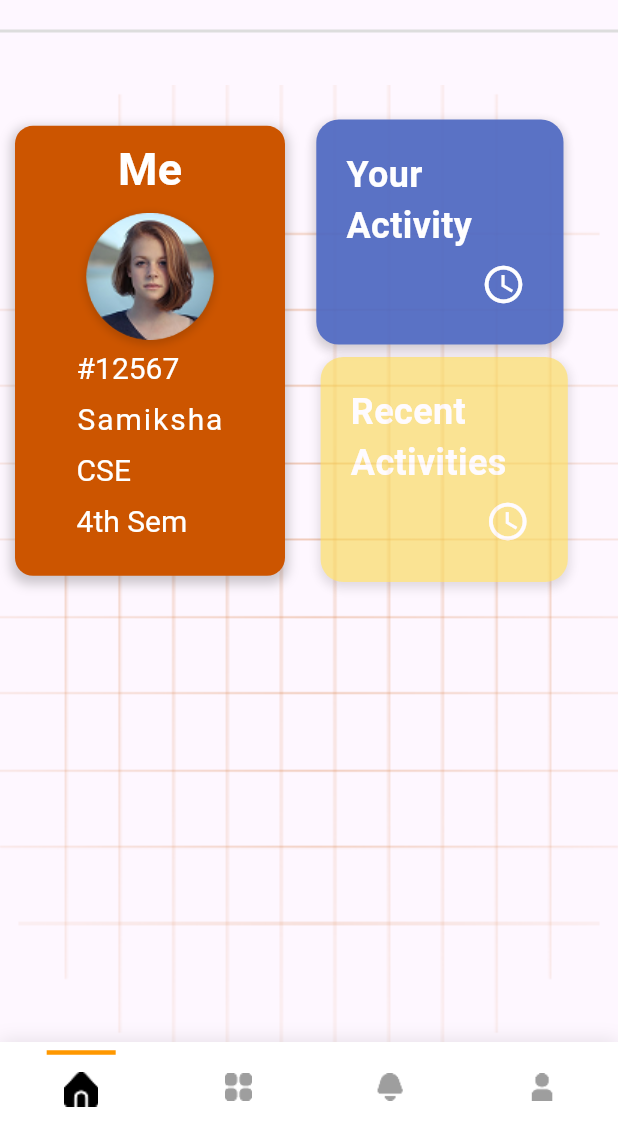
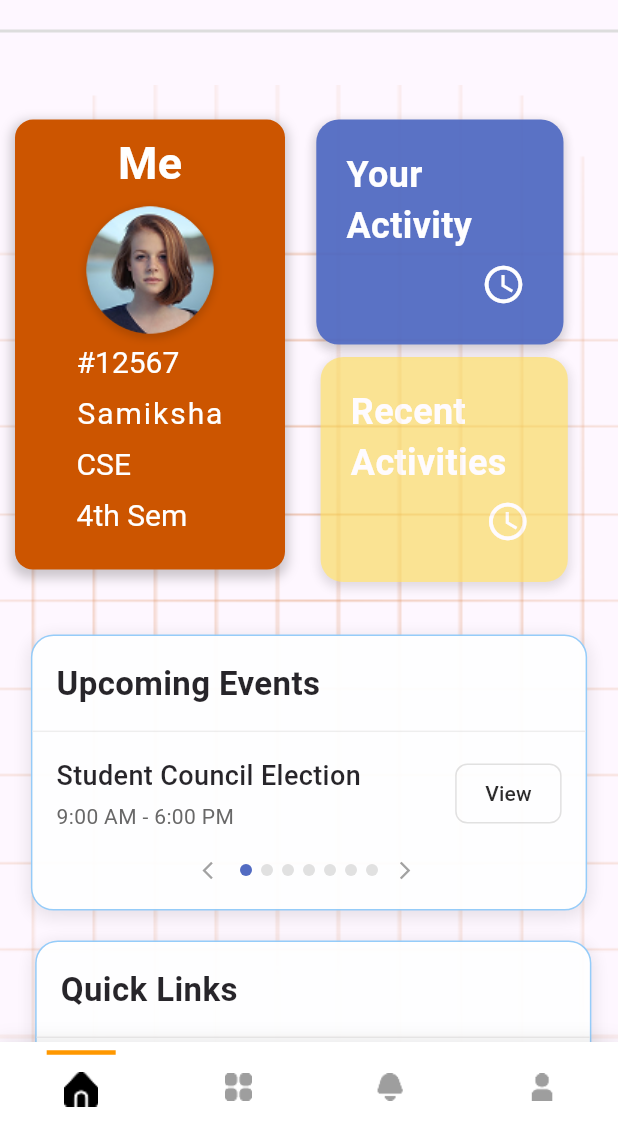
Before and after one commit to Codewithmahesh/EduOrbit, a Flutter app: the screen it shows after launch, after a tap on "Login", on a phone screen of 412 x 824 dp, the part 104-1236 px from its top. Run offline on Flutter 3.47's test engine with Material 3 defaults, Android fonts, the phone set to English and light mode, and no system bars; Roboto replaces fonts that are missing (Poppins).

Commit message:
Extended home page

```diff
--- /dev/null
+++ b/lib/components/QuickLinks.dart
@@ -0,0 +1,156 @@
+// ignore_for_file: unused_local_variable
+import 'package:flutter/material.dart';
+
+class QuickLinks extends StatefulWidget {
+  const QuickLinks({super.key});
+
+  @override
+  State<QuickLinks> createState() => _QuickLinksState();
+}
+
+class _QuickLinksState extends State<QuickLinks> with SingleTickerProviderStateMixin {
+  late AnimationController _animationController;
+  late Animation<Offset> _slideAnimation;
+  late Animation<double> _fadeAnimation;
+
+  @override
+  void initState() {
+    super.initState();
+
+    // Initialize animation controller with similar duration
+    _animationController = AnimationController(
+      vsync: this,
+      duration: Duration(milliseconds: 1200),
+    );
+
+    // Create slide animation - slides from bottom to original position
+    _slideAnimation = Tween<Offset>(
+      begin: Offset(2.0, 0.5),
+      end: Offset.zero,
+    ).animate(CurvedAnimation(
+      parent: _animationController,
+      curve: Interval(0.0, 0.8, curve: Curves.easeOutQuint),
+    ));
+
+    // Create fade animation
+    _fadeAnimation = Tween<double>(
+      begin: 0.0,
+      end: 1.0,
+    ).animate(CurvedAnimation(
+      parent: _animationController,
+      curve: Interval(0.0, 0.6, curve: Curves.easeIn),
+    ));
+
+    // Add a small delay before starting animation
+    Future.delayed(Duration(milliseconds: 400), () {
+      _animationController.forward();
+    });
+  }
+
+  @override
+  void dispose() {
+    _animationController.dispose();
+    super.dispose();
+  }
+
+  @override
+  Widget build(BuildContext context) {
+    final screenWidth = MediaQuery.of(context).size.width;
+    final screenHeight = MediaQuery.of(context).size.height;
+
+    return FadeTransition(
+      opacity: _fadeAnimation,
+      child: SlideTransition(
+        position: _slideAnimation,
+        child: Container(
+          width: screenWidth * 0.9,
+          margin: EdgeInsets.symmetric(horizontal: 20, vertical: 10),
+          decoration: BoxDecoration(
+            color: Colors.white,
+            border: Border.all(color: Colors.blue.shade200, width: 1),
+            borderRadius: BorderRadius.circular(15),
+            boxShadow: [
+              BoxShadow(
+                color: Colors.black.withOpacity(0.1),
+                blurRadius: 10,
+                spreadRadius: 1,
+                offset: Offset(0, 3),
+              ),
+            ],
+          ),
+          child: Column(
+            crossAxisAlignment: CrossAxisAlignment.start,
+            children: [
+              Padding(
+                padding: const EdgeInsets.all(16.0),
+                child: Text(
+                  'Quick Links',
+                  style: TextStyle(
+                    fontSize: 22,
+                    fontWeight: FontWeight.bold,
+                    fontFamily: 'Poppins',
+                  ),
+                ),
+              ),
+              // Divider for separation
+              Divider(height: 1, thickness: 1, color: Colors.grey.shade200),
+
+              // Book Facility option
+              InkWell(
+                onTap: () {
+                  // Add navigation logic here
+                },
+                child: Padding(
+                  padding: const EdgeInsets.symmetric(vertical: 12.0, horizontal: 16.0),
+                  child: Row(
+                    children: [
+                      Icon(Icons.calendar_today, size: 24, color: Colors.blue.shade700),
+                      SizedBox(width: 12),
+                      Text(
+                        'Book Facility',
+                        style: TextStyle(
+                          fontSize: 16,
+                          fontFamily: 'Poppins',
+                        ),
+                      ),
+                      Spacer(),
+                      Icon(Icons.chevron_right, color: Colors.grey),
+                    ],
+                  ),
+                ),
+              ),
+
+              // Divider between options
+              Divider(height: 1, color: Colors.grey.shade200),
+
+              // Submit Complain option
+              InkWell(
+                onTap: () {
+                  // Add navigation logic here
+                },
+                child: Padding(
+                  padding: const EdgeInsets.symmetric(vertical: 12.0, horizontal: 16.0),
+                  child: Row(
+                    children: [
+                      Icon(Icons.message, size: 24, color: Colors.blue.shade700),
+                      SizedBox(width: 12),
+                      Text(
+                        'Submit Complain',
+                        style: TextStyle(
+                          fontSize: 16,
+                          fontFamily: 'Poppins',
+                        ),
+                      ),
+                      Spacer(),
+                      Icon(Icons.chevron_right, color: Colors.grey),
+                    ],
+                  ),
+                ),
+              ),
+            ],
+          ),
+        ),
+      ),
+    );
+  }
+}
--- /dev/null
+++ b/lib/components/UpcomingEventsCard.dart
@@ -0,0 +1,256 @@
+// ignore_for_file: unused_local_variable
+
+import 'package:flutter/material.dart';
+
+class UpcomingEventsCard extends StatefulWidget {
+  const UpcomingEventsCard({super.key});
+
+  @override
+  State<UpcomingEventsCard> createState() => _UpcomingEventsCardState();
+}
+
+class _UpcomingEventsCardState extends State<UpcomingEventsCard>
+    with SingleTickerProviderStateMixin {
+  late AnimationController _animationController;
+  late Animation<Offset> _slideAnimation;
+  late Animation<double> _fadeAnimation;
+
+  final List<Map<String, dynamic>> _events = [
+    {
+      'title': 'Student Council Election',
+      'timeRange': '9:00 AM - 6:00 PM',
+    },
+    {
+      'title': 'Career Fair',
+      'timeRange': '10:00 AM - 4:00 PM',
+    },
+    {
+      'title': 'Tech Workshop',
+      'timeRange': '2:00 PM - 5:00 PM',
+    },
+    {
+      'title': 'Guest Lecture: AI in Healthcare',
+      'timeRange': '1:00 PM - 3:00 PM',
+    },
+    {
+      'title': 'Hackathon Kickoff',
+      'timeRange': '8:00 AM - 8:00 PM',
+    },
+    {
+      'title': 'Alumni Networking Event',
+      'timeRange': '5:00 PM - 7:00 PM',
+    },
+    {
+      'title': 'Cultural Fest',
+      'timeRange': '10:00 AM - 10:00 PM',
+    },
+  ];
+
+  int _currentEventIndex = 0;
+
+  @override
+  void initState() {
+    super.initState();
+
+    // Initialize animation controller
+    _animationController = AnimationController(
+      vsync: this,
+      duration: Duration(milliseconds: 1200),
+    );
+
+    // Card slides from bottom (0.5) to original position (0.0)
+    _slideAnimation = Tween<Offset>(
+      begin: Offset(0.0, 0.5),
+      end: Offset.zero,
+    ).animate(CurvedAnimation(
+      parent: _animationController,
+      curve: Interval(0.0, 0.8, curve: Curves.easeOutQuint),
+    ));
+
+    // Fade animation
+    _fadeAnimation = Tween<double>(
+      begin: 0.0,
+      end: 1.0,
+    ).animate(CurvedAnimation(
+      parent: _animationController,
+      curve: Interval(0.0, 0.6, curve: Curves.easeIn),
+    ));
+
+    // Add a small delay before starting animation
+    Future.delayed(Duration(milliseconds: 400), () {
+      _animationController.forward();
+    });
+  }
+
+  @override
+  void dispose() {
+    _animationController.dispose();
+    super.dispose();
+  }
+
+  void _nextEvent() {
+    setState(() {
+      _currentEventIndex = (_currentEventIndex + 1) % _events.length;
+    });
+  }
+
+  void _previousEvent() {
+    setState(() {
+      _currentEventIndex =
+          (_currentEventIndex - 1 + _events.length) % _events.length;
+    });
+  }
+
+  @override
+  Widget build(BuildContext context) {
+    final screenWidth = MediaQuery.of(context).size.width;
+    final screenHeight = MediaQuery.of(context).size.height;
+
+    return FadeTransition(
+      opacity: _fadeAnimation,
+      child: SlideTransition(
+        position: _slideAnimation,
+        child: Container(
+          width: screenWidth * 0.9,
+          margin: EdgeInsets.symmetric(horizontal: 20, vertical: 10),
+          decoration: BoxDecoration(
+            border: Border.all(color: Colors.blue.shade200, width: 1),
+            borderRadius: BorderRadius.circular(15),
+            color: Colors.white,
+            boxShadow: [
+              BoxShadow(
+                color: Colors.black.withOpacity(0.1),
+                blurRadius: 10,
+                spreadRadius: 1,
+                offset: Offset(0, 3),
+              ),
+            ],
+          ),
+          child: Column(
+            children: [
+              Padding(
+                padding: const EdgeInsets.all(16.0),
+                child: Row(
+                  children: [
+                    Text(
+                      'Upcoming Events',
+                      style: TextStyle(
+                        fontSize: 22,
+                        fontWeight: FontWeight.bold,
+                        fontFamily: 'Poppins',
+                      ),
+                    ),
+                    Spacer(),
+                  ],
+                ),
+              ),
+              Divider(height: 1, thickness: 1, color: Colors.grey.shade200),
+              _buildEventCard(),
+              _buildIndicators(),
+            ],
+          ),
+        ),
+      ),
+    );
+  }
+
+  Widget _buildEventCard() {
+    return Container(
+      padding: EdgeInsets.all(16),
+      child: Row(
+        children: [
+          Expanded(
+            child: Column(
+              crossAxisAlignment: CrossAxisAlignment.start,
+              children: [
+                Text(
+                  _events[_currentEventIndex]['title'],
+                  style: TextStyle(
+                    fontSize: 18,
+                    fontWeight: FontWeight.w500,
+                    fontFamily: 'Poppins',
+                  ),
+                ),
+                SizedBox(height: 4),
+                Text(
+                  _events[_currentEventIndex]['timeRange'],
+                  style: TextStyle(
+                    fontSize: 14,
+                    color: Colors.grey.shade700,
+                    fontFamily: 'Poppins',
+                  ),
+                ),
+              ],
+            ),
+          ),
+          SizedBox(width: 10),
+          ElevatedButton(
+            onPressed: () {
+              // View event details action
+            },
+            style: ElevatedButton.styleFrom(
+              backgroundColor: Colors.white,
+              side: BorderSide(color: Colors.grey.shade300),
+              shape: RoundedRectangleBorder(
+                borderRadius: BorderRadius.circular(8),
+              ),
+              padding: EdgeInsets.symmetric(horizontal: 20, vertical: 10),
+              elevation: 0,
+            ),
+            child: Text(
+              'View',
+              style: TextStyle(
+                color: Colors.black87,
+                fontWeight: FontWeight.w500,
+              ),
+            ),
+          ),
+        ],
+      ),
+    );
+  }
+
+  Widget _buildIndicators() {
+    return Container(
+      padding: EdgeInsets.only(bottom: 16),
+      child: Row(
+        mainAxisAlignment: MainAxisAlignment.center,
+        children: [
+          GestureDetector(
+            onTap: _previousEvent,
+            child: Container(
+              width: 30,
+              height: 20,
+              alignment: Alignment.center,
+              child: Icon(Icons.arrow_back_ios, size: 14, color: Colors.grey),
+            ),
+          ),
+          ...List.generate(
+            _events.length,
+            (index) => Container(
+              width: 8,
+              height: 8,
+              margin: EdgeInsets.symmetric(horizontal: 3),
+              decoration: BoxDecoration(
+                shape: BoxShape.circle,
+                color: _currentEventIndex == index
+                    ? Color(0xFF4A65C0)
+                    : Colors.grey.shade300,
+              ),
+            ),
+          ),
+          GestureDetector(
+            onTap: _nextEvent,
+            child: Container(
+              width: 30,
+              height: 20,
+              alignment: Alignment.center,
+              child:
+                  Icon(Icons.arrow_forward_ios, size: 14, color: Colors.grey),
+            ),
+          ),
+        ],
+      ),
+    );
+  }
+}
--- a/lib/homePage.dart
+++ b/lib/homePage.dart
@@ -1,5 +1,7 @@
 // ignore_for_file: file_names, prefer_const_constructors, unused_local_variable
 
+import 'package:edu_orbit/components/QuickLinks.dart';
+import 'package:edu_orbit/components/UpcomingEventsCard.dart';
 import 'package:flutter/material.dart';
 
 class MyHomePage extends StatefulWidget {
@@ -9,7 +11,8 @@ class MyHomePage extends StatefulWidget {
   State<MyHomePage> createState() => _MyHomePageState();
 }
 
-class _MyHomePageState extends State<MyHomePage> with SingleTickerProviderStateMixin {
+class _MyHomePageState extends State<MyHomePage>
+    with SingleTickerProviderStateMixin {
   // Animation controller
   late AnimationController _animationController;
   late Animation<Offset> _profileSlideAnimation;
@@ -101,12 +104,17 @@ class _MyHomePageState extends State<MyHomePage> with SingleTickerProviderStateM
 
     return SafeArea(
       child: Scaffold(
-        body: Column(
+        body: SingleChildScrollView(
+          child: Column(
             crossAxisAlignment: CrossAxisAlignment.start,
             children: [
               _buildLogoSection(),
-            _buildMainContent(screenWidth, screenHeight),
+              Container(
+                height: screenHeight - 100, // Adjust this value as needed
+                child: _buildMainContent(screenWidth, screenHeight),
+              ),
             ],
+          ),
         ),
       ),
     );
@@ -137,8 +145,7 @@ class _MyHomePageState extends State<MyHomePage> with SingleTickerProviderStateM
   }
 
   Widget _buildMainContent(double screenWidth, double screenHeight) {
-    return Expanded(
-      child: Container(
+    return Container(
       width: double.infinity,
       decoration: BoxDecoration(
         image: DecorationImage(
@@ -153,6 +160,7 @@ class _MyHomePageState extends State<MyHomePage> with SingleTickerProviderStateM
           Padding(
             padding: const EdgeInsets.symmetric(horizontal: 10),
             child: Row(
+              crossAxisAlignment: CrossAxisAlignment.start,
               children: [
                 // Animated profile card from left with fade
                 FadeTransition(
@@ -166,14 +174,18 @@ class _MyHomePageState extends State<MyHomePage> with SingleTickerProviderStateM
                 _buildAnimatedRightColumnWidgets(screenWidth, screenHeight),
               ],
             ),
-            )
+          ),
+          // Add the UpcomingEventsCard below the existing content
+          SizedBox(height: screenHeight * 0.03),
+          UpcomingEventsCard(),
+          QuickLinks(),
         ],
-        ),
       ),
     );
   }
 
-  Widget _buildAnimatedRightColumnWidgets(double screenWidth, double screenHeight) {
+  Widget _buildAnimatedRightColumnWidgets(
+      double screenWidth, double screenHeight) {
     return Column(
       children: [
         // Animated first activity card from right with fade
@@ -266,7 +278,8 @@ class _MyHomePageState extends State<MyHomePage> with SingleTickerProviderStateM
     );
   }
 
-  Widget _buildProfileText(String text, double screenHeight, {double letterSpacing = 0}) {
+  Widget _buildProfileText(String text, double screenHeight,
+      {double letterSpacing = 0}) {
     return Column(
       crossAxisAlignment: CrossAxisAlignment.start,
       children: [
@@ -342,7 +355,8 @@ class _MyHomePageState extends State<MyHomePage> with SingleTickerProviderStateM
     );
   }
 
-  Widget _buildRecentActivitiesContainer(double screenWidth, double screenHeight) {
+  Widget _buildRecentActivitiesContainer(
+      double screenWidth, double screenHeight) {
     return Container(
       height: 150,
       width: screenWidth * 0.4,
```
Lines whose indentation alone changed are shown as unchanged.
